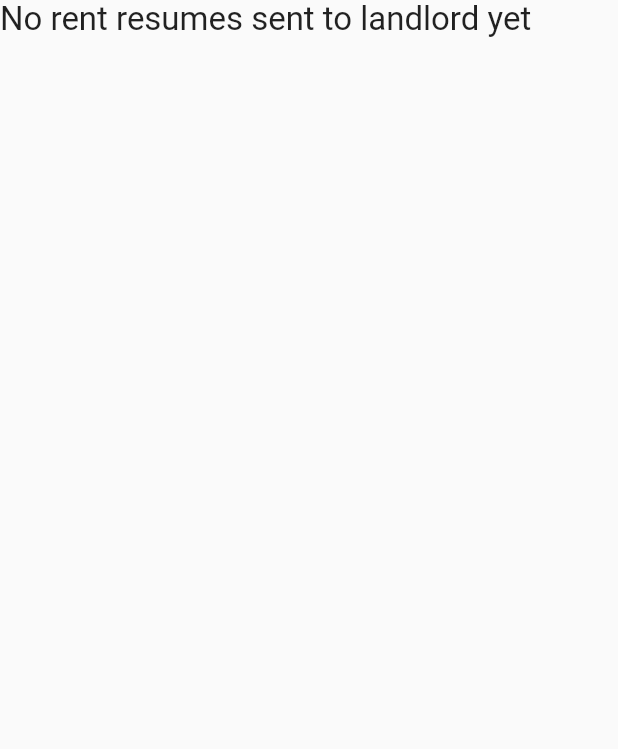
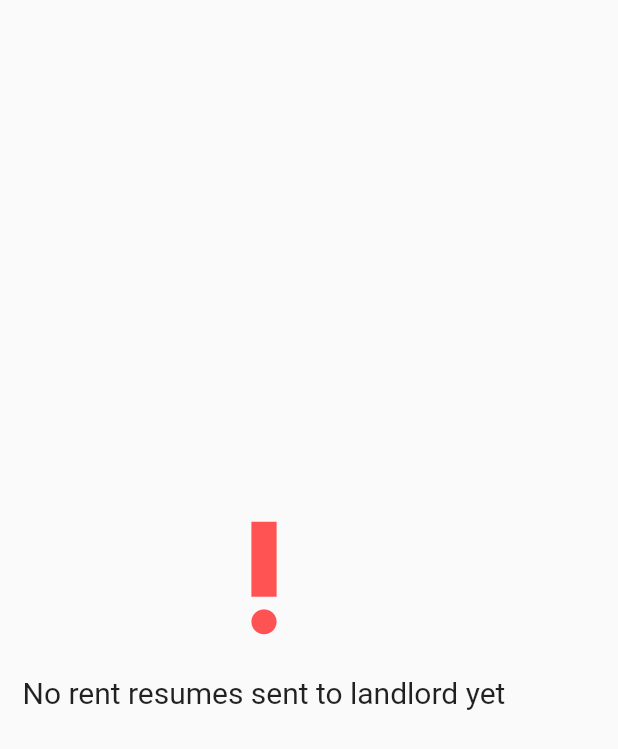
Before and after one commit to serahzaveri/rent4realApp, a Flutter app: the StatusPage screen opened directly, on a phone screen of 412 x 824 dp. Shown: the top 749 px of the screen. Run offline on Flutter 3.47's test engine with Material 2 defaults, Android fonts, the phone set to English and light mode, and no system bars; our stand-ins replace auto_size_text, cloud_firestore, firebase_auth, firebase_storage, flutter_rating, geolocator and 5 more; missing offline and left inert: flutter_full_pdf_viewer, smart_select; accounts and stored records are empty.

Commit message:
status section edit 1

```diff
--- a/lib/Screens/main.dart
+++ b/lib/Screens/main.dart
@@ -1,5 +1,4 @@
 import 'dart:async';
-
 import 'package:flutter/cupertino.dart';
 import 'package:flutter/material.dart';
 import 'package:househunter/Models/AppConstants.dart';
--- a/lib/Screens/statusPage.dart
+++ b/lib/Screens/statusPage.dart
@@ -17,7 +17,19 @@ class _StatusPageState extends State<StatusPage> {
   @override
   Widget build(BuildContext context) {
     return Scaffold(
-      body: AppConstants.currentUser.myRRPostings.length==0 ? Container(child: Text('No rent resumes sent to landlord yet', style: TextStyle(fontSize: 22.0),),) :
+      body: AppConstants.currentUser.myRRPostings.length==0 ? Container(
+        child: Column(
+            mainAxisAlignment: MainAxisAlignment.center,
+            crossAxisAlignment: CrossAxisAlignment.center,
+            children: <Widget>[
+              Icon(Icons.priority_high, size: 100.0, color: Colors.redAccent,),
+              Padding(
+                padding: const EdgeInsets.all(15.0),
+                child: Text('No rent resumes sent to landlord yet', style: TextStyle(fontSize: 20.0),),
+              )
+            ],
+          ),
+      ) :
       ListView.builder(
         itemCount: AppConstants.currentUser.myRRPostings.length,
         shrinkWrap: true,
```
Also changed, not shown: lib/Models/postingObjects.dart (+5 -3 lines).
